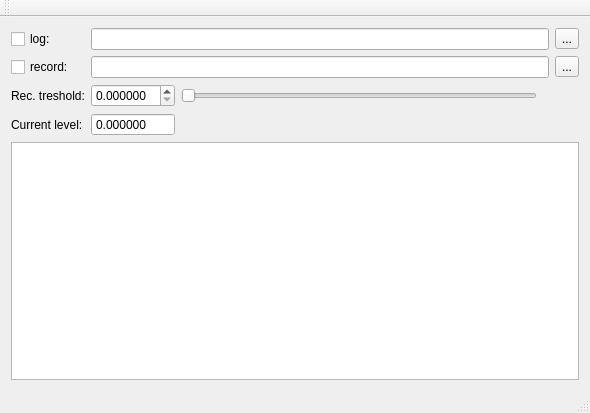
Before: the Qt Designer form src/mainwindow.ui in pinkavaj/transrec, drawn with Qt 5.
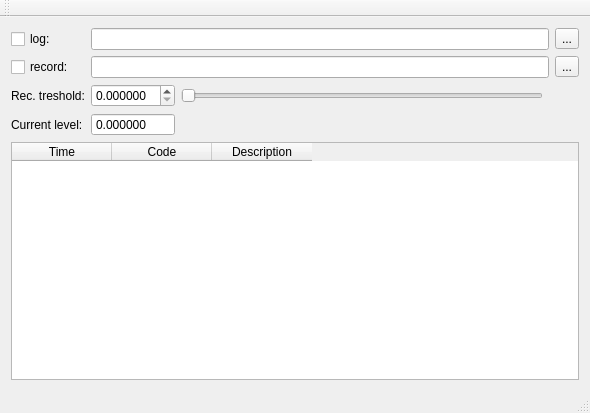
After: the same form once the commit is applied.

What changed in the file:
```diff
--- a/src/mainwindow.ui
+++ b/src/mainwindow.ui
@@ -22,19 +22,16 @@
       </property>
      </widget>
     </item>
-    <item row="0" column="1" colspan="4">
+    <item row="0" column="1" colspan="3">
      <widget class="QLineEdit" name="logFileNameLineEdit"/>
     </item>
-    <item row="0" column="5">
+    <item row="0" column="4">
      <widget class="QToolButton" name="logFileToolButton">
       <property name="text">
        <string>...</string>
       </property>
      </widget>
     </item>
-    <item row="4" column="0" rowspan="3" colspan="6">
-     <widget class="QPlainTextEdit" name="logPlainTextEdit"/>
-    </item>
     <item row="1" column="0">
      <widget class="QCheckBox" name="recCheckBox">
       <property name="text">
@@ -42,14 +39,14 @@
       </property>
      </widget>
     </item>
-    <item row="1" column="5">
+    <item row="1" column="4">
      <widget class="QToolButton" name="recDirNameToolButton">
       <property name="text">
        <string>...</string>
       </property>
      </widget>
     </item>
-    <item row="1" column="1" colspan="4">
+    <item row="1" column="1" colspan="3">
      <widget class="QLineEdit" name="recDirNameLineEdit"/>
     </item>
     <item row="2" column="0">
@@ -102,6 +99,25 @@
       </property>
      </widget>
     </item>
+    <item row="4" column="0" colspan="5">
+     <widget class="QTableWidget" name="logTableWidget">
+      <column>
+       <property name="text">
+        <string>Time</string>
+       </property>
+      </column>
+      <column>
+       <property name="text">
+        <string>Code</string>
+       </property>
+      </column>
+      <column>
+       <property name="text">
+        <string>Description</string>
+       </property>
+      </column>
+     </widget>
+    </item>
    </layout>
   </widget>
   <widget class="QMenuBar" name="menuBar">
```
